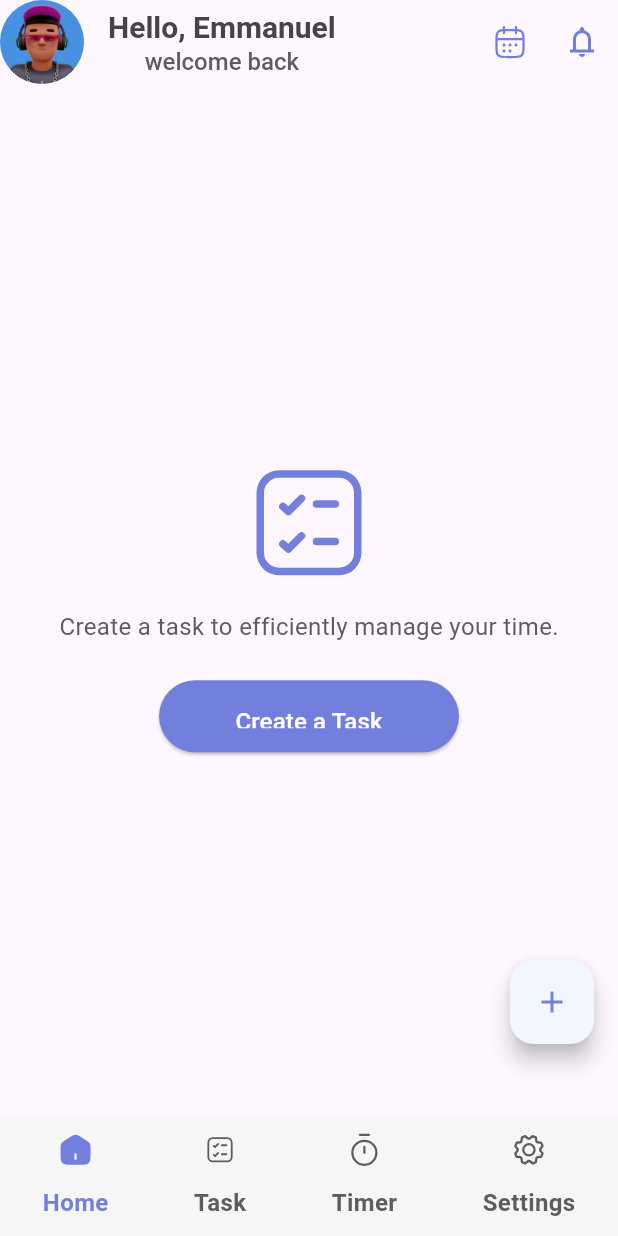
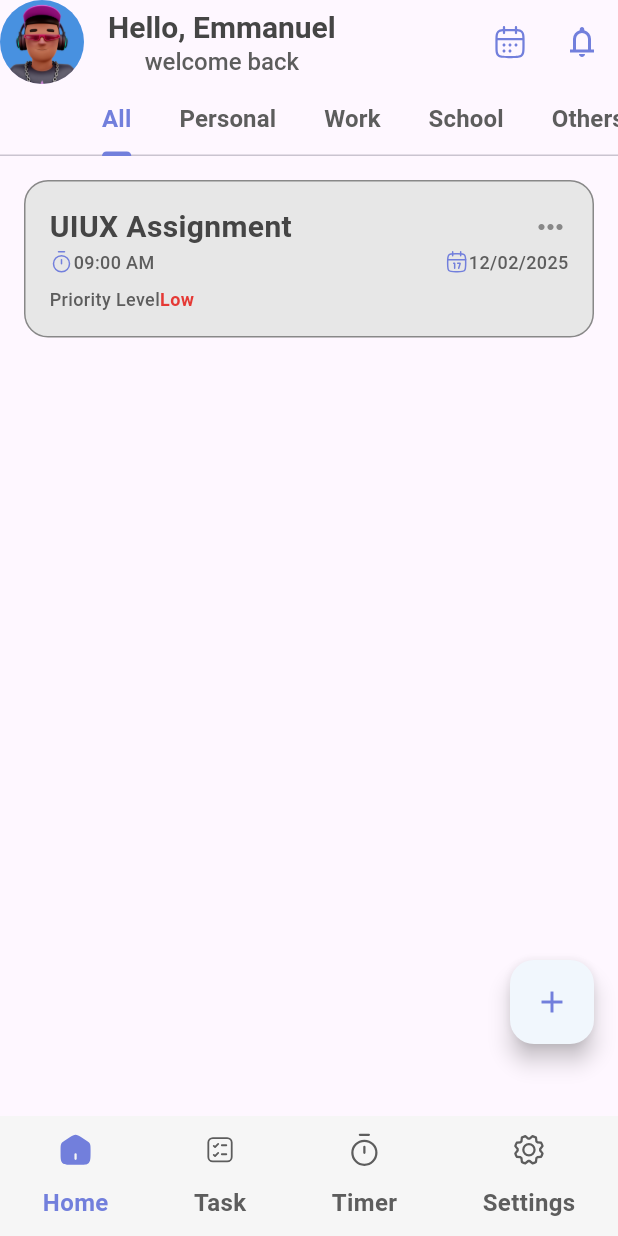
Before and after one commit to Dev-hurl/OrbiTask, a Flutter app: the HomePage screen opened directly, on a phone screen of 412 x 824 dp. Run offline on Flutter 3.47's test engine with Material 3 defaults, Android fonts, the phone set to English and light mode, and no system bars; our stand-ins replace flutter_svg.

Commit message:
add EmptyState and TaskList components

```diff
--- a/lib/Pages/Main/home_page.dart
+++ b/lib/Pages/Main/home_page.dart
@@ -1,12 +1,31 @@
 import 'package:flutter/material.dart';
 import 'package:orbitask/Pages/Main/create_task1.dart';
+import 'package:orbitask/Widgets/Home/tasks_list.dart';
 import 'package:orbitask/Widgets/custom_nav_bar.dart';
 import 'package:orbitask/constants/app_colors.dart';
 import 'package:orbitask/constants/app_fonts.dart';
 import 'package:flutter_svg/flutter_svg.dart';
 
-class HomePage extends StatelessWidget {
+import '../../Widgets/Home/empty_state.dart';
+
+class HomePage extends StatefulWidget {
   const HomePage({super.key});
+
+  @override
+  State<HomePage> createState() => _HomePageState();
+}
+
+class _HomePageState extends State<HomePage> {
+  List<Map<String, dynamic>> tasks = [
+    {
+    'title': 'UIUX Assignment',
+    'time': '09:00 AM',
+    'date': '12/02/2025',
+    'priority': 'Low',
+    'category': 'Work',
+  },
+  ]; // empty = no tasks yet
+
 
   @override
   Widget build(BuildContext context) {
@@ -15,26 +34,25 @@ class HomePage extends StatelessWidget {
       appBar: AppBar(
         leading: CircleAvatar(
           radius: 24,
-          backgroundImage: AssetImage(
-            'assets/images/avatar.jpg'),
+          backgroundImage: AssetImage('assets/images/avatar.jpg'),
         ),
         title: Column(
           children: [
             Text(
               'Hello, Emmanuel',
               style: TextStyle(
-                fontSize:AppFonts.subheading,
+                fontSize: AppFonts.subheading,
                 fontWeight: AppFonts.semibold,
                 color: AppColors.textPrimary,
-              )
+              ),
             ),
             Text(
               'welcome back',
               style: TextStyle(
-                fontSize:AppFonts.body,
+                fontSize: AppFonts.body,
                 fontWeight: AppFonts.medium,
                 color: AppColors.textSecondary,
-              )
+              ),
             ),
           ],
         ),
@@ -44,9 +62,7 @@ class HomePage extends StatelessWidget {
               'assets/icons/calendar-03-stroke-rounded.svg',
               width: 24,
               height: 24,
-              colorFilter: ColorFilter.mode(
-                AppColors.bgblue,
-                BlendMode.srcIn),
+              colorFilter: ColorFilter.mode(AppColors.bgblue, BlendMode.srcIn),
             ),
             onPressed: () {
               // Handle calendar icon press
@@ -57,9 +73,7 @@ class HomePage extends StatelessWidget {
               'assets/icons/notifications.svg',
               width: 24,
               height: 24,
-              colorFilter: ColorFilter.mode(
-                AppColors.bgblue,
-                BlendMode.srcIn),
+              colorFilter: ColorFilter.mode(AppColors.bgblue, BlendMode.srcIn),
             ),
             color: AppColors.bgblue,
             onPressed: () {
@@ -67,61 +81,8 @@ class HomePage extends StatelessWidget {
             },
           ),
         ],
-
       ),
-      body: SafeArea(
-        child: Center(
-          child: Column(
-            mainAxisAlignment: MainAxisAlignment.center,
-            children: [
-              SvgPicture.asset(
-                'assets/icons/task list.svg',
-                width: 100,
-                height: 100,
-                colorFilter: ColorFilter.mode(
-                  AppColors.bgblue,
-                  BlendMode.srcIn),
-              ),
-              SizedBox(height: 8,),
-              Text(
-                'Create a task to efficiently manage your time.',
-                style: TextStyle(
-                  fontSize:AppFonts.body,
-                  fontWeight: AppFonts.regular,
-                  color: AppColors.textSecondary,
-                )
-              ),
-              SizedBox(height: 24,),
-
-              ElevatedButton(
-                style: ElevatedButton.styleFrom(
-                  backgroundColor: AppColors.bgblue,
-                  fixedSize: Size(200, 48),
-                  padding: EdgeInsets.symmetric(
-                    horizontal: 16,
-                    vertical: 16,
-                  ),
-                  shape: RoundedRectangleBorder(
-                    borderRadius: BorderRadius.circular(24),
-                  ),
-                ),
-                onPressed: () => Navigator.push(
-                  context,
-                  MaterialPageRoute(builder: (context) => CreateTask1()),
-                ),
-                child: Text(
-                  'Create a Task',
-                  style: TextStyle(
-                    fontSize: AppFonts.body,
-                    fontWeight: AppFonts.medium,
-                    color: AppColors.bgwhite,
-                  ),
-                ),
-              ),
-            ],
-          ),
-        )
-      ),
+      body: tasks.isEmpty ? EmptyState() : TaskList(tasks: tasks),
       floatingActionButton: Padding(
         padding: const EdgeInsets.only(bottom: 32),
         child: FloatingActionButton(
@@ -133,8 +94,7 @@ class HomePage extends StatelessWidget {
             // Handle FAB press
           },
           backgroundColor: AppColors.bgblue50,
-          child: Icon(Icons.add,
-          color: AppColors.bgblue),
+          child: Icon(Icons.add, color: AppColors.bgblue),
         ),
       ),
     );
--- /dev/null
+++ b/lib/Widgets/Home/empty_state.dart
@@ -0,0 +1,60 @@
+import 'package:flutter/material.dart';
+import 'package:flutter_svg/svg.dart';
+import 'package:orbitask/Pages/Main/create_task1.dart';
+import 'package:orbitask/constants/app_colors.dart';
+import 'package:orbitask/constants/app_fonts.dart';
+
+class EmptyState extends StatelessWidget {
+  const EmptyState({super.key});
+
+  @override
+  Widget build(BuildContext context) {
+    return Center(
+      child: Column(
+        mainAxisAlignment: MainAxisAlignment.center,
+        children: [
+          SvgPicture.asset(
+                'assets/icons/task list.svg',
+                width: 100,
+                height: 100,
+                colorFilter: ColorFilter.mode(
+                  AppColors.bgblue,
+                  BlendMode.srcIn),
+              ),
+          SizedBox(height: 16),
+          Text(
+            'Create a task to efficiently\nmanage your time.',
+            textAlign: TextAlign.center,
+            style: TextStyle(
+              fontSize: AppFonts.body,
+              fontWeight: AppFonts.regular,
+              color: AppColors.textSecondary,
+            ),
+          ),
+          SizedBox(height: 24),
+          ElevatedButton(
+            onPressed: () => Navigator.push(
+              context,
+              MaterialPageRoute(builder: (context) => CreateTask1()),
+            ),
+            style: ElevatedButton.styleFrom(
+              backgroundColor: AppColors.bgblue,
+              padding: EdgeInsets.symmetric(horizontal: 32, vertical: 16),
+              shape: RoundedRectangleBorder(
+                borderRadius: BorderRadius.circular(24),
+              ),
+            ),
+            child: Text(
+              'Create a Task',
+              style: TextStyle(
+                color: AppColors.bgwhite,
+                fontSize: AppFonts.body,
+                fontWeight: AppFonts.semibold,
+              ),
+            ),
+          ),
+        ],
+      ),
+    );
+  }
+}
--- /dev/null
+++ b/lib/Widgets/Home/tasks_list.dart
@@ -0,0 +1,82 @@
+import 'package:flutter/material.dart';
+import 'package:orbitask/Widgets/Task/task_card.dart';
+import 'package:orbitask/constants/app_colors.dart';
+import 'package:orbitask/constants/app_fonts.dart';
+
+class TaskList extends StatelessWidget {
+  final List<Map<String, dynamic>> tasks;
+
+  const TaskList({super.key, required this.tasks});
+
+  List<Map<String, dynamic>> _filterByCategory(String category) {
+    if (category == 'All') return tasks;
+    return tasks.where((t) => t['category'] == category).toList();
+  }
+
+  Widget _buildTaskCards(List<Map<String, dynamic>> filteredTasks) {
+    if (filteredTasks.isEmpty) {
+      return Center(
+        child: Text(
+          'No tasks in this category.',
+          style: TextStyle(
+            fontSize: AppFonts.body,
+            color: AppColors.textSecondary,
+          ),
+        ),
+      );
+    }
+
+    return ListView.builder(
+      padding: EdgeInsets.all(16),
+      itemCount: filteredTasks.length,
+      itemBuilder: (context, index) {
+        return TaskCard(
+          title: filteredTasks[index]['title'],
+          time: filteredTasks[index]['time'],
+          date: filteredTasks[index]['date'],
+          priority: filteredTasks[index]['priority'],
+        );
+      },
+    );
+  }
+
+  @override
+  Widget build(BuildContext context) {
+    return DefaultTabController(
+      length: 5,
+      child: Column(
+        crossAxisAlignment: CrossAxisAlignment.start,
+        children: [
+          TabBar(
+            isScrollable: true,
+            labelColor: AppColors.bgblue,
+            unselectedLabelColor: AppColors.textSecondary,
+            indicatorColor: AppColors.bgblue,
+            labelStyle: TextStyle(
+              fontWeight: AppFonts.semibold,
+              fontSize: AppFonts.body,
+            ),
+            tabs: [
+              Tab(text: 'All'),
+              Tab(text: 'Personal'),
+              Tab(text: 'Work'),
+              Tab(text: 'School'),
+              Tab(text: 'Others'),
+            ],
+          ),
+          Expanded(
+            child: TabBarView(
+              children: [
+                _buildTaskCards(_filterByCategory('All')),
+                _buildTaskCards(_filterByCategory('Personal')),
+                _buildTaskCards(_filterByCategory('Work')),
+                _buildTaskCards(_filterByCategory('School')),
+                _buildTaskCards(_filterByCategory('Others')),
+              ],
+            ),
+          ),
+        ],
+      ),
+    );
+  }
+}
--- a/lib/Widgets/Task/task_card.dart
+++ b/lib/Widgets/Task/task_card.dart
@@ -8,7 +8,6 @@ class TaskCard extends StatelessWidget {
   final String time;
   final String date;
   final String priority;
-  final String progress;
 
   const TaskCard({
     super.key,
@@ -16,7 +15,6 @@ class TaskCard extends StatelessWidget {
     required this.time,
     required this.date,
     required this.priority,
-    required this.progress,
   });
 
   Color get _priorityColor {
@@ -130,9 +128,6 @@ class TaskCard extends StatelessWidget {
               )
             ],
           ),
-          SizedBox(height: 12),
-          //Progress
-
         ],
       ),
     );
--- a/lib/main.dart
+++ b/lib/main.dart
@@ -1,5 +1,6 @@
 import 'package:flutter/material.dart';
 import 'package:orbitask/Pages/Main/create_task2.dart';
+import 'package:orbitask/Pages/Onboarding/onboard1.dart';
 
 void main() {
   runApp(const MyApp());
@@ -15,7 +16,7 @@ class MyApp extends StatelessWidget {
       title: 'OrbiTask',
       debugShowCheckedModeBanner: false,
       theme: ThemeData(useMaterial3: true),
-      home: const CreateTask2(),
+      home: const Onboarding1(),
     );
   }
 }
```
